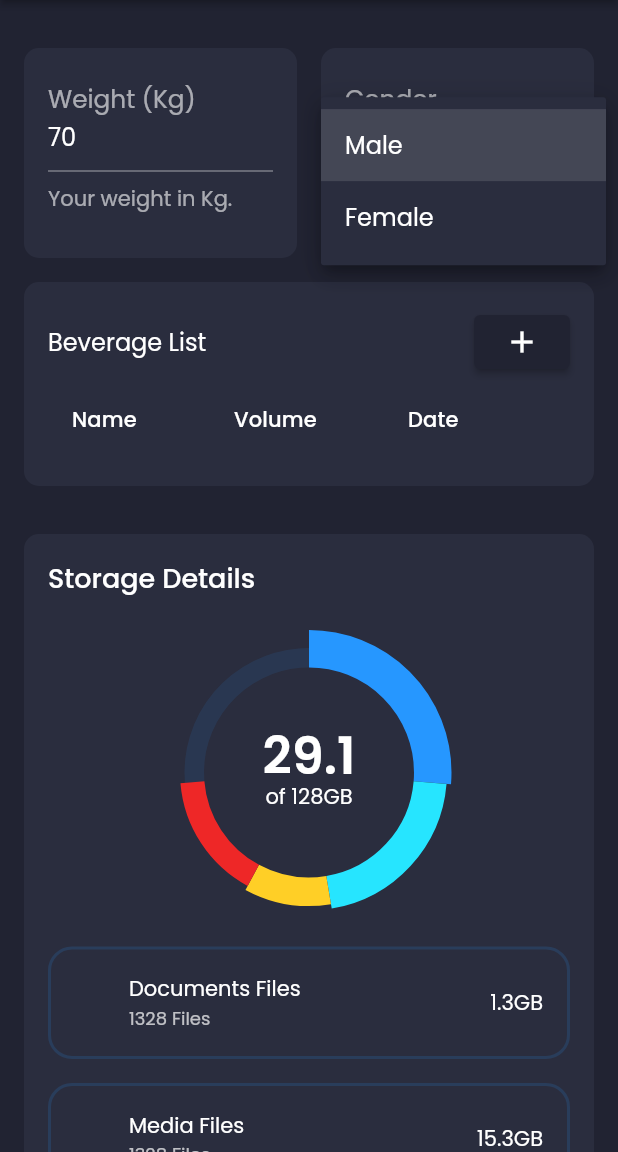
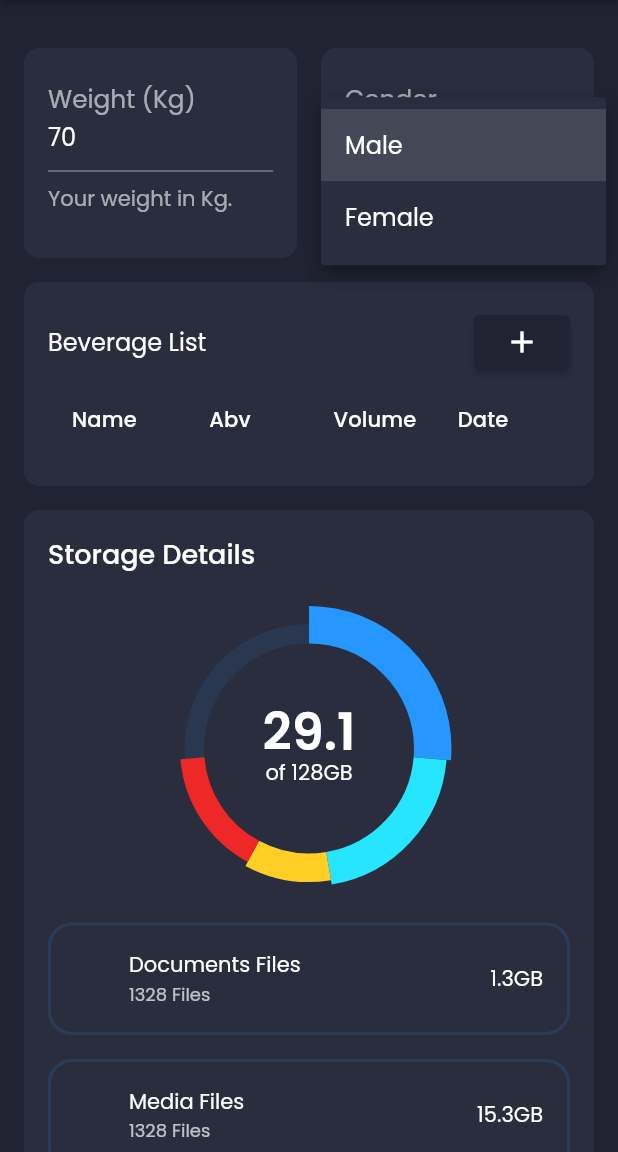
Before and after one commit to ewannpv/-Flutter-Malubullule, a Flutter app: the screen it shows after launch, after a tap on "Male", on a phone screen of 412 x 824 dp, the part 84-1236 px from its top. Run offline on Flutter 3.47's test engine with Material 2 defaults, Android fonts, the light colour scheme and no system bars; drawn by our look-alikes of data_table_2, fl_chart; our stand-ins replace auto_size_text, csv, flutter_svg, google_fonts, shared_preferences; generated files the repository leaves out were written again; network calls fail.

Commit message:
Updates drinks list

```diff
--- a/lib/l10n/app_en.arb
+++ b/lib/l10n/app_en.arb
@@ -58,5 +58,9 @@
   "addDrinkConfirmationButton": "Add to the list",
   "@addDrinkConfirmationButton": {
     "description": "Confirmation button text."
+  },
+  "drinkListAbvText": "Abv",
+  "@drinkListAbvText": {
+    "description": "Text from the the abv list sheet."
   }
 }
--- a/lib/l10n/app_fr.arb
+++ b/lib/l10n/app_fr.arb
@@ -7,6 +7,7 @@
   "genderCardLabelText": "Genre",
   "genderCardHelperText": "Ton genre.",
   "drinkListNameText": "Nom",
+  "drinkListAbvText": "Abv",
   "drinkListVolumeText": "Volume",
   "drinkListDateText": "Date",
   "addDrinkDrinkText": "Brevage",
--- a/lib/providers/drinks_provider.dart
+++ b/lib/providers/drinks_provider.dart
@@ -1,9 +1,15 @@
 import 'package:flutter/material.dart';
+import 'package:malubullule/fetchers/fetch_drinks.dart';
 import 'package:malubullule/models/drink.dart';
 import 'package:shared_preferences/shared_preferences.dart';
 
 class DrinksProvider extends ChangeNotifier {
   List<Drink> drinks = [];
+
+  Future<void> updateCatalog() async {
+    fetchDrinks();
+    fetchDrinks();
+  }
 
   Future<List<Drink>> getDrinks() async {
     if (drinks.isEmpty) {
@@ -23,6 +29,8 @@ class DrinksProvider extends ChangeNotifier {
 
   Future<void> addDrink(Drink newDrink) async {
     drinks.add(newDrink);
+    drinks.sort((b, a) => a.date!.compareTo(b.date!));
+
     String drinksData = Drink.encode(drinks);
     SharedPreferences prefs = await SharedPreferences.getInstance();
     prefs.setString('drinks_list', drinksData);
--- a/lib/screens/dashboard/components/add_drink.dart
+++ b/lib/screens/dashboard/components/add_drink.dart
@@ -82,7 +82,7 @@ class _AddDrinkState extends State<_AddDrink> {
                   volumetField(context),
                   const SizedBox(height: defaultPadding),
                   timeField(context),
-                  const SizedBox(height: defaultPadding * 2),
+                  const SizedBox(height: defaultPadding),
                   addButton(context),
                 ]);
               }
--- a/lib/screens/dashboard/components/drinks_list.dart
+++ b/lib/screens/dashboard/components/drinks_list.dart
@@ -1,3 +1,4 @@
+import 'package:intl/intl.dart';
 import 'package:malubullule/models/drink.dart';
 import 'package:data_table_2/data_table_2.dart';
 import 'package:flutter/material.dart';
@@ -45,7 +46,6 @@ class DrinksList extends StatelessWidget {
                       onPressed: () {
                         final drinksProvider =
                             Provider.of<DrinksProvider>(context, listen: false);
-
                         presentAddDrinkSheet(context, drinksProvider);
                       },
                       child: const Icon(Icons.add),
@@ -56,9 +56,15 @@ class DrinksList extends StatelessWidget {
                   columnSpacing: defaultPadding,
                   horizontalMargin: defaultPadding,
                   columns: [
+                    DataColumn2(
+                      size: ColumnSize.L,
+                      label: Text(
+                        AppLocalizations.of(context)!.drinkListNameText,
+                      ),
+                    ),
                     DataColumn(
                       label: Text(
-                        AppLocalizations.of(context)!.drinkListNameText,
+                        AppLocalizations.of(context)!.drinkListAbvText,
                       ),
                     ),
                     DataColumn(
@@ -105,6 +111,8 @@ class DrinksList extends StatelessWidget {
 }
 
 DataRow drinksDataRow(Drink drinkInfo) {
+  String date = DateFormat.Hm()
+      .format(DateTime.fromMillisecondsSinceEpoch(drinkInfo.date!));
   return DataRow(
     cells: [
       DataCell(AutoSizeText(
@@ -116,7 +124,11 @@ DataRow drinksDataRow(Drink drinkInfo) {
         maxLines: 2,
       )),
       DataCell(AutoSizeText(
-        drinkInfo.date.toString(),
+        drinkInfo.volume.toString(),
+        maxLines: 2,
+      )),
+      DataCell(AutoSizeText(
+        date,
         maxLines: 2,
       )),
     ],
--- a/lib/screens/dashboard/dashboard_screen.dart
+++ b/lib/screens/dashboard/dashboard_screen.dart
@@ -1,6 +1,8 @@
+import 'package:malubullule/providers/drinks_provider.dart';
 import 'package:malubullule/responsive.dart';
 import 'package:flutter/material.dart';
 import 'package:malubullule/constants.dart';
+import 'package:provider/provider.dart';
 import 'components/cards_list.dart';
 import 'components/drinks_list.dart';
 import 'components/storage_details.dart';
@@ -10,6 +12,9 @@ class DashboardScreen extends StatelessWidget {
 
   @override
   Widget build(BuildContext context) {
+    // Fetch datas.
+    context.read<DrinksProvider>().updateCatalog();
+
     return SafeArea(
       child: SingleChildScrollView(
         padding: const EdgeInsets.all(defaultPadding),
@@ -25,7 +30,6 @@ class DashboardScreen extends StatelessWidget {
                       const CardsList(),
                       const SizedBox(height: defaultPadding),
                       const DrinksList(),
-                      const SizedBox(height: defaultPadding),
                       if (Responsive.isMobile(context))
                         const SizedBox(height: defaultPadding),
                       if (Responsive.isMobile(context)) const StarageDetails(),
```
